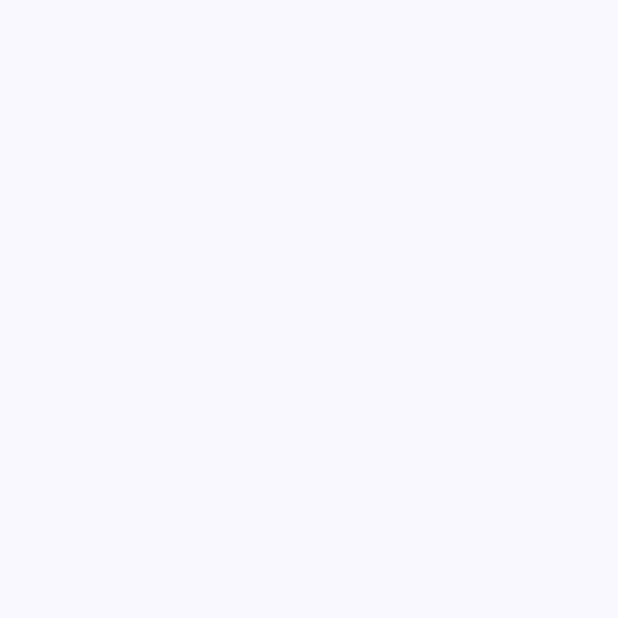
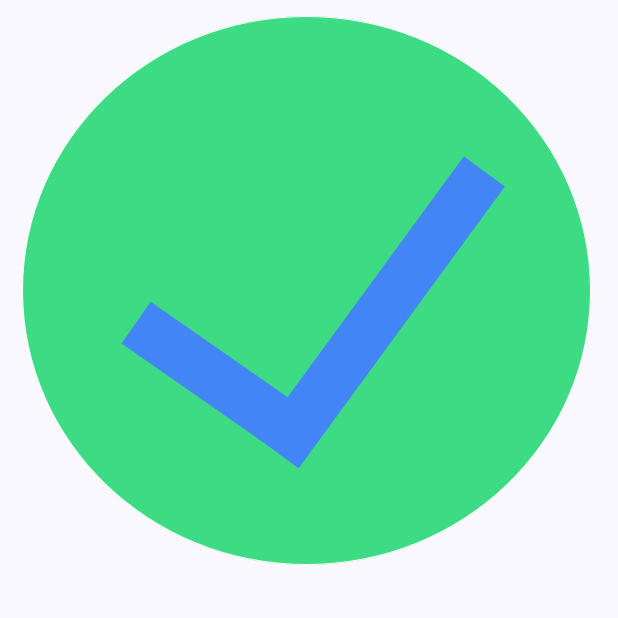
Before and after one commit to JeromeBenedetti/TaskCompleteTraining, an Android app built with Jetpack Compose: the screen it shows after launch (MainActivity), on a phone screen of 412 x 824 dp, the top half of it. Before the commit the part shown is empty. Run offline under Robolectric (Android 15) with nearby library versions, the phone set to English and light mode, and no system bars.

Commit message:
feat: place logo

```diff
--- a/app/src/main/java/com/example/taskcompletetraining/MainActivity.kt
+++ b/app/src/main/java/com/example/taskcompletetraining/MainActivity.kt
@@ -4,10 +4,14 @@ import android.os.Bundle
 import androidx.activity.ComponentActivity
 import androidx.activity.compose.setContent
 import androidx.activity.enableEdgeToEdge
+import androidx.compose.foundation.Image
+import androidx.compose.foundation.layout.Column
 import androidx.compose.foundation.layout.fillMaxSize
+import androidx.compose.foundation.layout.padding
 import androidx.compose.material3.Scaffold
 import androidx.compose.runtime.Composable
 import androidx.compose.ui.Modifier
+import androidx.compose.ui.res.painterResource
 import androidx.compose.ui.tooling.preview.Preview
 import com.example.taskcompletetraining.ui.theme.TaskCompleteTrainingTheme
 
@@ -18,6 +22,7 @@ class MainActivity : ComponentActivity() {
         setContent {
             TaskCompleteTrainingTheme {
                 Scaffold(modifier = Modifier.fillMaxSize()) { innerPadding ->
+                    TaskCompleteLogo(Modifier.padding(innerPadding))
                 }
             }
         }
@@ -25,10 +30,23 @@ class MainActivity : ComponentActivity() {
 }
 
 @Composable
+fun TaskCompleteLogo(modifier: Modifier = Modifier) {
+    Column {
+        val logo = painterResource(R.drawable.ic_task_completed)
+
+        Column {
+            Image(
+                painter = logo,
+                contentDescription = null,
+            )
+        }
+    }
+}
 
 @Preview(showBackground = true)
 @Composable
-fun GreetingPreview() {
+fun TaskCompleteLogoPreview() {
     TaskCompleteTrainingTheme {
+        TaskCompleteLogo()
     }
 }
```
